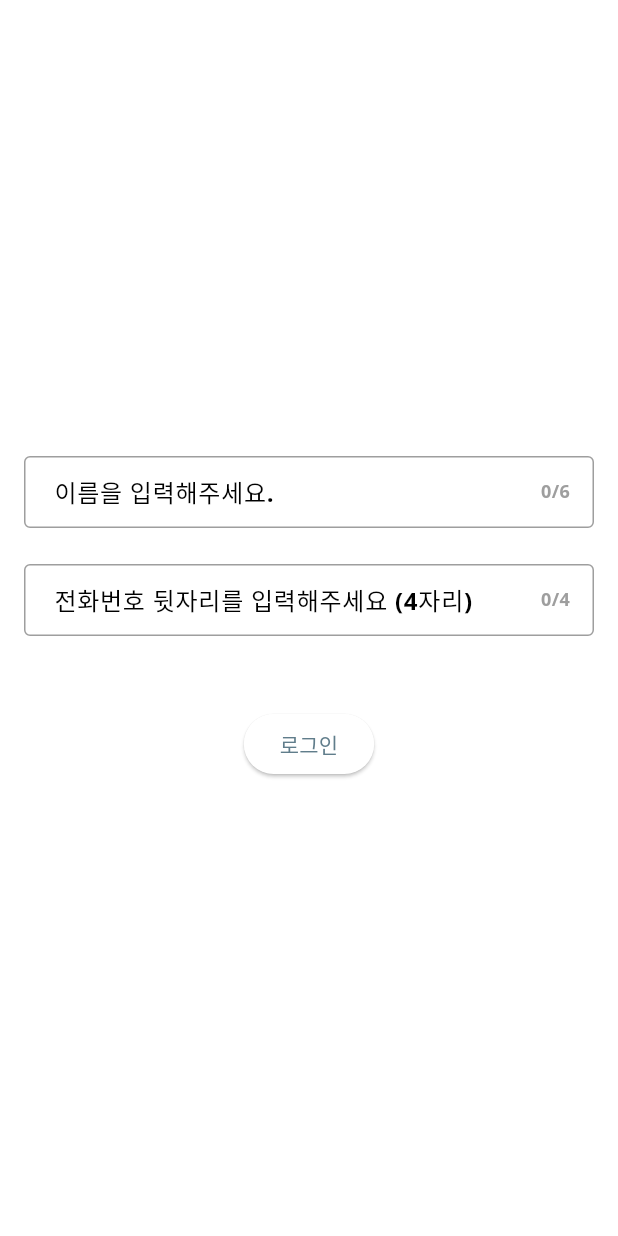
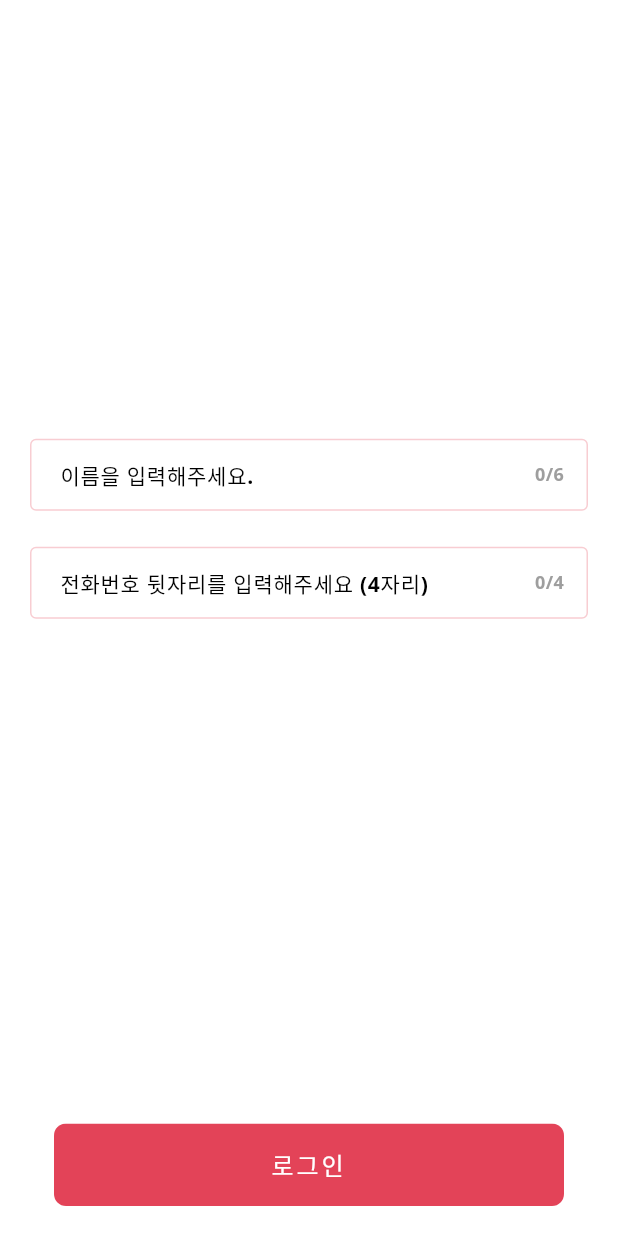
Before and after one commit to wonjonglee-29cm/WeddingClient, a Flutter app: the screen it shows after launch, on a phone screen of 412 x 824 dp. Run offline on Flutter 3.47's test engine with Material 3 defaults, Android fonts, the phone set to English and light mode, and no system bars; drawn by our look-alikes of flutter_animate; our stand-ins replace cached_network_image, dio, firebase_core, flutter_cache_manager, flutter_hooks, flutter_riverpod and 2 more; missing offline and left inert: flutter_inappwebview; accounts and stored records are empty; project files that could hold a hidden picture were left out.

Commit message:
디자인 대격변

```diff
--- /dev/null
+++ b/lib/design/component/ds_bottom_button.dart
@@ -0,0 +1,35 @@
+import 'package:flutter/material.dart';
+import 'package:wedding/design/ds_foundation.dart';
+
+Widget bottomButtonWidget({
+  required VoidCallback? onPressed,
+  required String text,
+  bool isEnabled = true,
+  EdgeInsets padding = const EdgeInsets.symmetric(horizontal: 16),
+}) => Padding(
+  padding: padding,
+  child: Material(
+    color: Colors.transparent,
+    child: Ink(
+      width: double.infinity,
+      decoration: BoxDecoration(
+        color: isEnabled ? primaryColor : secondaryColor,
+        borderRadius: BorderRadius.circular(8),
+      ),
+      child: InkWell(
+        onTap: isEnabled ? onPressed : null,
+        borderRadius: BorderRadius.circular(8),
+        child: Container(
+          padding: const EdgeInsets.symmetric(vertical: 16),
+          child: Text(
+            text,
+            textAlign: TextAlign.center,
+            style: whiteBodyStyle1.copyWith(
+              letterSpacing: 2
+            ),
+          ),
+        ),
+      ),
+    ),
+  ),
+);
--- a/lib/ui/wedding_textfield.dart
+++ b/lib/design/component/ds_textfield.dart
@@ -1,6 +1,7 @@
 import 'package:flutter/material.dart';
+import 'package:wedding/design/ds_foundation.dart';
 
-class WeddingTextField extends StatelessWidget {
+class TextFieldWidget extends StatelessWidget {
   final TextEditingController? controller;
   final String? hint;
   final String? labelText;
@@ -11,7 +12,7 @@ class WeddingTextField extends StatelessWidget {
   final FormFieldValidator<String>? validator;
   final InputDecoration? decoration;
 
-  const WeddingTextField({
+  const TextFieldWidget({
     super.key,
     this.controller,
     this.hint,
@@ -32,6 +33,10 @@ class WeddingTextField extends StatelessWidget {
         Stack(
           children: [
             TextFormField(
+              style: bodyStyle2,
+              cursorColor: secondaryColor,
+              cursorErrorColor: Colors.red,
+              cursorWidth: 2,
               controller: controller,
               maxLength: maxLength,
               onChanged: onChanged,
--- a/lib/design/ds_foundation.dart
+++ b/lib/design/ds_foundation.dart
@@ -18,5 +18,5 @@ const TextStyle whiteBodyStyle2 = TextStyle(fontSize: 14, fontWeight: FontWeight
 
 const MaterialColor mainMaterialColor = Colors.blueGrey;
 const Color primaryColor = Color(0xFFE34358);
-const Color secondaryColor = Color(0xFFFEFAFA);
+const Color secondaryColor = Color(0xFFF8CDD2);
 const Color tertiaryColor = Color(0xFFFEFAFA);
--- a/lib/screen/quiz/quiz_viewmodel.dart
+++ b/lib/screen/quiz/quiz_viewmodel.dart
@@ -66,6 +66,10 @@ class QuizViewModel extends StateNotifier<QuizState> {
     }
   }
 
+  Future<void> changeStateDone() async {
+    state = const Done();
+  }
+
   Future<bool> postQuizAnswer(int quizId, int answerOrder) async {
     if (_isSubmitting) return false;
 
--- a/lib/screen/signin/signin_screen.dart
+++ b/lib/screen/signin/signin_screen.dart
@@ -1,11 +1,13 @@
 import 'package:flutter/material.dart';
 import 'package:flutter_animate/flutter_animate.dart';
 import 'package:flutter_riverpod/flutter_riverpod.dart';
+import 'package:wedding/design/component/ds_bottom_button.dart';
+import 'package:wedding/design/component/ds_textfield.dart';
+import 'package:wedding/design/ds_foundation.dart';
 import 'package:wedding/screen/di_viewmodel.dart';
 import 'package:wedding/screen/main/main_screen.dart';
 import 'package:wedding/screen/signin/signin_viewmodel.dart';
 import 'package:wedding/screen/userinfo/user_info_screen.dart';
-import 'package:wedding/ui/wedding_textfield.dart';
 
 class SignInScreen extends ConsumerStatefulWidget {
   const SignInScreen({super.key});
@@ -25,17 +27,6 @@ class _SignScreenState extends ConsumerState<SignInScreen> {
     _passwordController.dispose();
     super.dispose();
   }
-
-  InputDecoration weddingTextFieldDecoration({required String labelText}) => InputDecoration(
-    labelText: labelText,
-    border: const OutlineInputBorder(),
-    focusedBorder: const OutlineInputBorder(
-      borderSide: BorderSide(color: Colors.black87),
-    ),
-    enabledBorder: const OutlineInputBorder(
-      borderSide: BorderSide(color: Colors.grey),
-    ),
-  );
 
   @override
   Widget build(BuildContext context) {
@@ -60,25 +51,29 @@ class _SignScreenState extends ConsumerState<SignInScreen> {
     return Scaffold(
       body: SafeArea(
         child: Padding(
-        padding: const EdgeInsets.all(16.0),
-        child: Form(
-          key: _formKey,
+          padding: const EdgeInsets.all(20),
           child: Column(
             mainAxisAlignment: MainAxisAlignment.center,
             children: [
-              WeddingTextField(
+              const Spacer(),
+              Form(
+                key: _formKey,
+                child: Column(
+                  mainAxisSize: MainAxisSize.min,
+                  children: [
+                    TextFieldWidget(
                       controller: _idController,
-                decoration: weddingTextFieldDecoration(labelText: '이름을 입력해주세요.'),
+                      decoration: defaultDecor(hint: '홍길동', labelText: '이름을 입력해주세요.'),
                       maxLength: 6,
                       validator: (value) {
                         if (value?.isEmpty ?? true) return '이름을 입력해주세요.';
                         return null;
                       },
                     ).animate().fadeIn().slideY(begin: 1, end: 0),
-              const SizedBox(height: 24),
-              WeddingTextField(
+                    itemsGap,
+                    TextFieldWidget(
                       controller: _passwordController,
-                decoration: weddingTextFieldDecoration(labelText: '전화번호 뒷자리를 입력해주세요 (4자리)'),
+                      decoration: defaultDecor(hint: '0000', labelText: '전화번호 뒷자리를 입력해주세요 (4자리)'),
                       keyboardType: TextInputType.number,
                       maxLength: 4,
                       obscureText: true,
@@ -88,14 +83,19 @@ class _SignScreenState extends ConsumerState<SignInScreen> {
                         return null;
                       },
                     ).animate().fadeIn().slideY(begin: 1, end: 0, delay: const Duration(milliseconds: 200)),
-              const SizedBox(height: 24),
-              if (state.error != null)
-                Text(
-                  state.error!,
-                  style: const TextStyle(color: Colors.red),
+                  ],
                 ),
-              const SizedBox(height: 24),
-              ElevatedButton(
+              ),
+              itemsGap,
+              SizedBox(
+                height: 40,
+                child: Text(
+                  state.error ?? '',
+                  style: bodyStyle2.copyWith(color: Colors.red),
+                ),
+              ),
+              const Spacer(),
+              bottomButtonWidget(
                       onPressed: state.isLoading
                           ? null
                           : () async {
@@ -103,12 +103,33 @@ class _SignScreenState extends ConsumerState<SignInScreen> {
                                 await ref.read(signInViewModelProvider.notifier).signIn(_idController.text, _passwordController.text);
                               }
                             },
-                child: state.isLoading ? const CircularProgressIndicator() : const Text('로그인'),
-              ).animate().fadeIn().slideY(begin: 1, end: 0, delay: const Duration(milliseconds: 400)),
+                      text: '로그인')
+                  .animate()
+                  .fadeIn()
+                  .slideY(begin: 1, end: 0, delay: const Duration(milliseconds: 400)),
             ],
           ),
         ),
-      )),
+      ),
     );
   }
+
+  InputDecoration defaultDecor({String? hint, String? labelText}) => InputDecoration(
+        hintText: hint,
+        hintStyle: bodyStyle2.copyWith(color: Colors.grey[300]),
+        labelText: labelText,
+        labelStyle: bodyStyle2,
+        border: const OutlineInputBorder(
+          borderSide: BorderSide(color: primaryColor),
+        ),
+        enabledBorder: const OutlineInputBorder(
+          borderSide: BorderSide(color: secondaryColor),
+        ),
+        focusedBorder: const OutlineInputBorder(
+          borderSide: BorderSide(color: primaryColor, width: 2),
+        ),
+        fillColor: Colors.white,
+        // 배경색
+        filled: true,
+      );
 }
```
Also changed, not shown: lib/screen/quiz/quiz_screen.dart (+75 -40 lines). Lines whose indentation alone changed are shown as unchanged.
